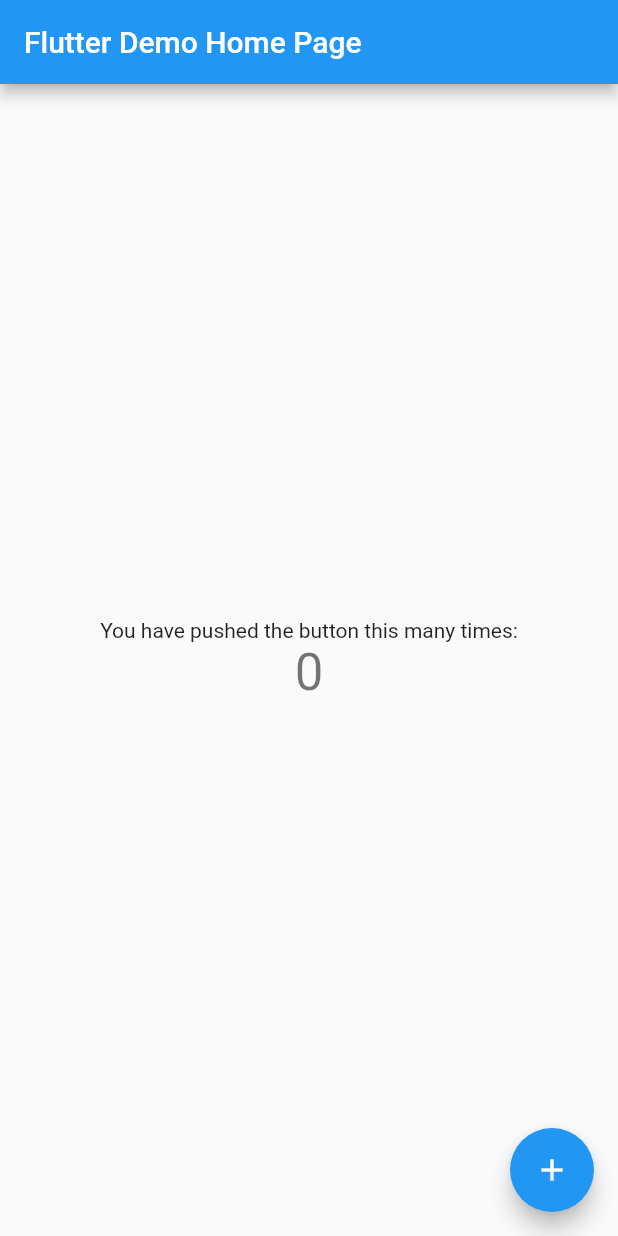
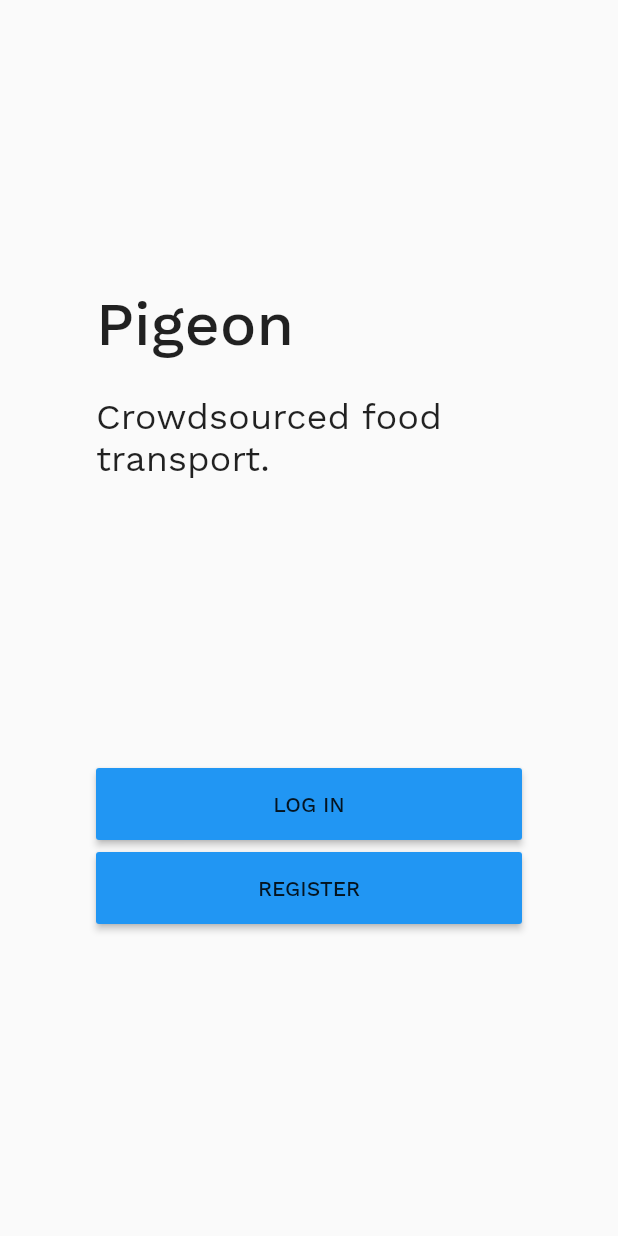
Before and after one commit to pigeon-app/Pigeon, a Flutter app: the screen it shows after launch, on a phone screen of 412 x 824 dp. Run offline on Flutter 3.47's test engine with Material 2 defaults, Android fonts, the phone set to English and light mode, and no system bars; project files that could hold a hidden picture were left out.

Commit message:
Add a landing page

```diff
--- /dev/null
+++ b/lib/login.dart
@@ -0,0 +1,154 @@
+import 'package:flutter/material.dart';
+
+class LoginScreen extends StatefulWidget {
+  @override
+  LoginScreenState createState() {
+    return LoginScreenState();
+  }
+}
+
+class LoginScreenState extends State<LoginScreen> with SingleTickerProviderStateMixin {
+
+  AnimationController enterController;
+  Animation<double> titleOpacity;
+  Animation<double> subtitleOpacity;
+  Animation<double> loginOpacity;
+  Animation<double> registerOpacity;
+
+  @override
+  void dispose() {
+    enterController?.dispose();
+    super.dispose();
+  }
+
+  Future<void> _playEnterAnimation() async {
+    try {
+      await enterController.forward().orCancel;
+    } on TickerCanceled {
+      // the animation got canceled, probably because we were disposed
+    }
+  }
+
+  @override
+  void initState() {
+    super.initState();
+
+    enterController = AnimationController(
+      duration: Duration(milliseconds: 1000),
+      vsync: this,
+    );
+
+    titleOpacity = Tween(
+      begin: 0.0,
+      end: 1.0,
+    ).animate(
+      CurvedAnimation(
+        parent: enterController,
+        curve: Interval(
+          0.0, 0.7,
+        ),
+      ),
+    );
+
+    subtitleOpacity = Tween(
+      begin: 0.0,
+      end: 1.0,
+    ).animate(
+      CurvedAnimation(
+        parent: enterController,
+        curve: Interval(
+          0.1, 0.8,
+        ),
+      ),
+    );
+
+    loginOpacity = Tween(
+      begin: 0.0,
+      end: 1.0,
+    ).animate(
+      CurvedAnimation(
+        parent: enterController,
+        curve: Interval(
+          0.2, 0.9,
+        ),
+      ),
+    );
+
+    registerOpacity = Tween(
+      begin: 0.0,
+      end: 1.0,
+    ).animate(
+      CurvedAnimation(
+        parent: enterController,
+        curve: Interval(
+          0.3, 1.0,
+        ),
+      ),
+    );
+    // test
+
+    _playEnterAnimation();
+  }
+
+  @override
+  Widget build(BuildContext context) {
+    return AnimatedBuilder(
+      animation: enterController,
+      builder: (context, child) {
+        return Scaffold(
+          // backgroundColor: Theme.of(context).primaryColor,
+          body: GestureDetector(
+            onTap: () {
+              FocusScope.of(context).requestFocus(FocusNode());
+            },
+            child: ListView(
+              padding: EdgeInsets.symmetric(vertical: 192.0, horizontal: 64.0),
+              children: <Widget>[
+                Opacity(
+                  opacity: titleOpacity.value,
+                  child: Text(
+                    "Pigeon",
+                    style: TextStyle(
+                      fontSize: Theme.of(context).textTheme.display2.fontSize * 0.9,
+                      fontWeight: FontWeight.w500,
+                    ),
+                  ),
+                ),
+                SizedBox(height: 24.0),
+                Opacity(
+                  opacity: subtitleOpacity.value,
+                  child: Text(
+                    "Crowdsourced food transport.",
+                    style: Theme.of(context).textTheme.headline,
+                  ),
+                ),
+                SizedBox(height: 192.0),
+                Opacity(
+                  opacity: loginOpacity.value,
+                  child: ButtonTheme(
+                    height: 48,
+                    child: RaisedButton(
+                      onPressed: () {},
+                      child: Text('LOG IN'),
+                    ),
+                  ),
+                ),
+                SizedBox(height: 8.0),
+                Opacity(
+                  opacity: registerOpacity.value,
+                    child: ButtonTheme(
+                    height: 48,
+                    child: RaisedButton(
+                      onPressed: () {},
+                      child: Text('REGISTER'),
+                    ),
+                  ),
+                ),
+              ],
+            ),
+          ),
+        );
+      },
+    );
+  }
+}
--- a/lib/main.dart
+++ b/lib/main.dart
@@ -1,4 +1,5 @@
 import 'package:flutter/material.dart';
+import 'login.dart';
 
 void main() => runApp(MyApp());
 
@@ -7,7 +8,7 @@ class MyApp extends StatelessWidget {
   @override
   Widget build(BuildContext context) {
     return MaterialApp(
-      title: 'Flutter Demo',
+      title: 'Pigeon',
       theme: ThemeData(
         // This is the theme of your application.
         //
@@ -18,9 +19,12 @@ class MyApp extends StatelessWidget {
         // or simply save your changes to "hot reload" in a Flutter IDE).
         // Notice that the counter didn't reset back to zero; the application
         // is not restarted.
-        primarySwatch: Colors.blue,
+        primaryColor: Colors.red[200],
+        accentColor: Colors.blueGrey[800],
+        fontFamily: "Work Sans",
       ),
-      home: MyHomePage(title: 'Flutter Demo Home Page'),
+      // home: MyHomePage(title: 'Pigeon'),
+      home: LoginScreen(),
     );
   }
 }
@@ -75,7 +79,7 @@ class _MyHomePageState extends State<MyHomePage> {
         // Center is a layout widget. It takes a single child and positions it
         // in the middle of the parent.
         child: Column(
-          // Column is also layout widget. It takes a list of children and
+          // Column is also a layout widget. It takes a list of children and
           // arranges them vertically. By default, it sizes itself to fit its
           // children horizontally, and tries to be as tall as its parent.
           //
```
Also changed, not shown: pubspec.yaml (+22 -13 lines), fonts/WorkSans-Black.ttf (added), fonts/WorkSans-Bold.ttf (added), fonts/WorkSans-ExtraBold.ttf (added), fonts/WorkSans-ExtraLight.ttf (added), fonts/WorkSans-Light.ttf (added), fonts/WorkSans-Medium.ttf (added), fonts/WorkSans-Regular.ttf (added), fonts/WorkSans-SemiBold.ttf (added), fonts/WorkSans-Thin.ttf (added), 1 other file.
